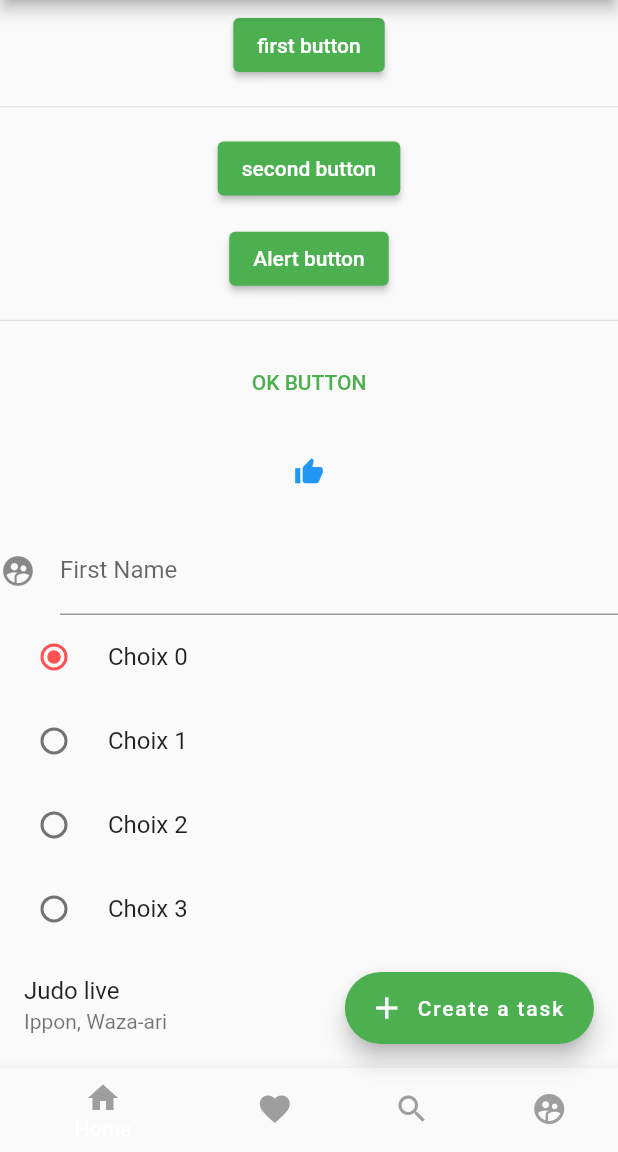
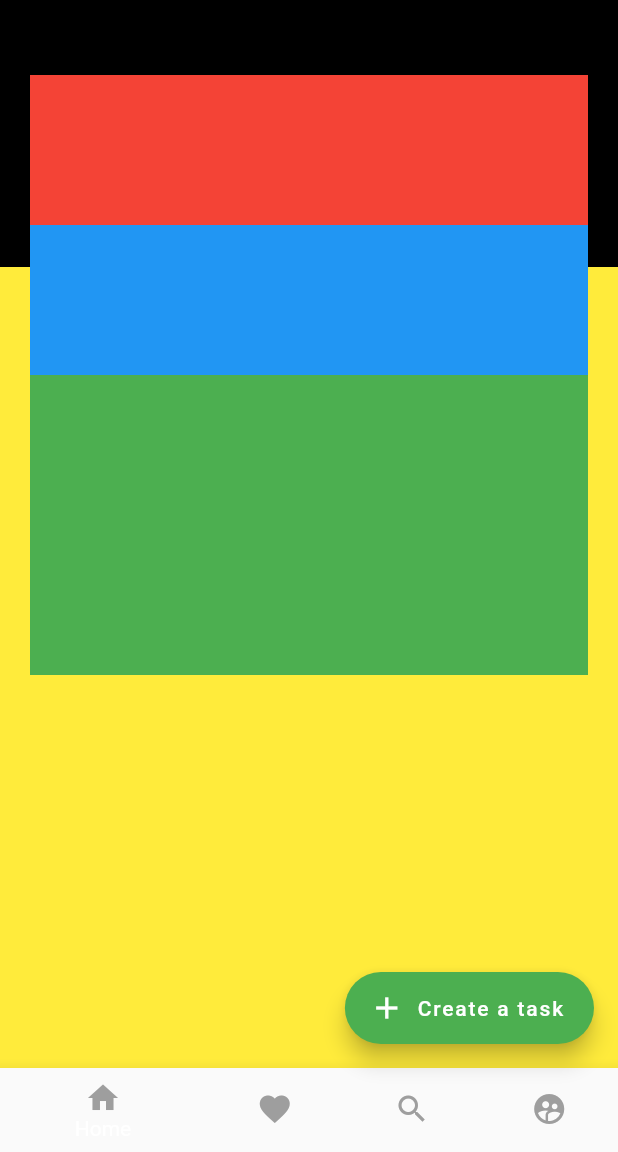
Before and after one commit to hernaval/flutter_scratch_app, a Flutter app: the screen it shows after launch, on a phone screen of 412 x 824 dp, the part 84-1236 px from its top. Run offline on Flutter 3.47's test engine with Material 2 defaults, Android fonts, the phone set to English and light mode, and no system bars.

Commit message:
sample on stack widget

```diff
--- a/lib/main.dart
+++ b/lib/main.dart
@@ -29,6 +29,7 @@ class HomePage extends StatefulWidget {
 class _HomePageState extends State<HomePage> {
   String value = "Flutter scratch app";
   List<BottomNavigationBarItem> _item = [];
+  List article = List<String>.generate(25, (index) => "Article $index");
 
 
 
@@ -104,34 +105,52 @@ class _HomePageState extends State<HomePage> {
         bottomNavigationBar: BottomNavigationBar(
           items: _item
         ),
-        body: Column(
-          mainAxisAlignment: MainAxisAlignment.spaceAround,
+        body: Center(
+          child: Stack(
             children: [
-            ElevatedButton(
-                onPressed: onClick,
-                child: const Text("first button")
+              Flex(direction: Axis.vertical,
+                children: [
+                  Expanded(
+                    flex: 1,
+                      child: Container(
+                        color: Colors.black,
+                      )
                   ),
-            const Divider(height: 10),
-            ElevatedButton(
-                onPressed: onClickTwo,
-                child: const Text("second button")
+                  Expanded(
+                    flex: 3,
+                      child: Container(
+                        color: Colors.yellow,
+                      )
+                  )
+                ],
               ),
-            ElevatedButton(
-                onPressed: showAlert,
-                child: const Text("Alert button")
+              Positioned(
+                top: 50,
+                left: 20,
+                right: 20,
+                child: Container(
+                  height: 400,
+                  width: 300,
+                  color: Colors.green,
+                  child: Column(
+                    crossAxisAlignment: CrossAxisAlignment.stretch,
+                    children: [
+                      Container(
+                        height: 100,
+                        width: 100,
+                        color: Colors.red,
                       ),
-            const Divider(height: 10),
-            TextButton(
-                onPressed: () {},
-                child: const Text("OK BUTTON")
+                      Container(
+                        height: 100,
+                        width: 100,
+                        color: Colors.blue,
+                      )
+                    ],
                   ),
-            IconButton(
-                onPressed: (){},
-                tooltip: "an icon button",
-                icon: const Icon(Icons.thumb_up, color: Colors.blue,size: 20)
                 ),
-            const FormPage(),
+              )
             ],
+          ),
         )
     );
   }
```
Lines whose indentation alone changed are shown as unchanged.
